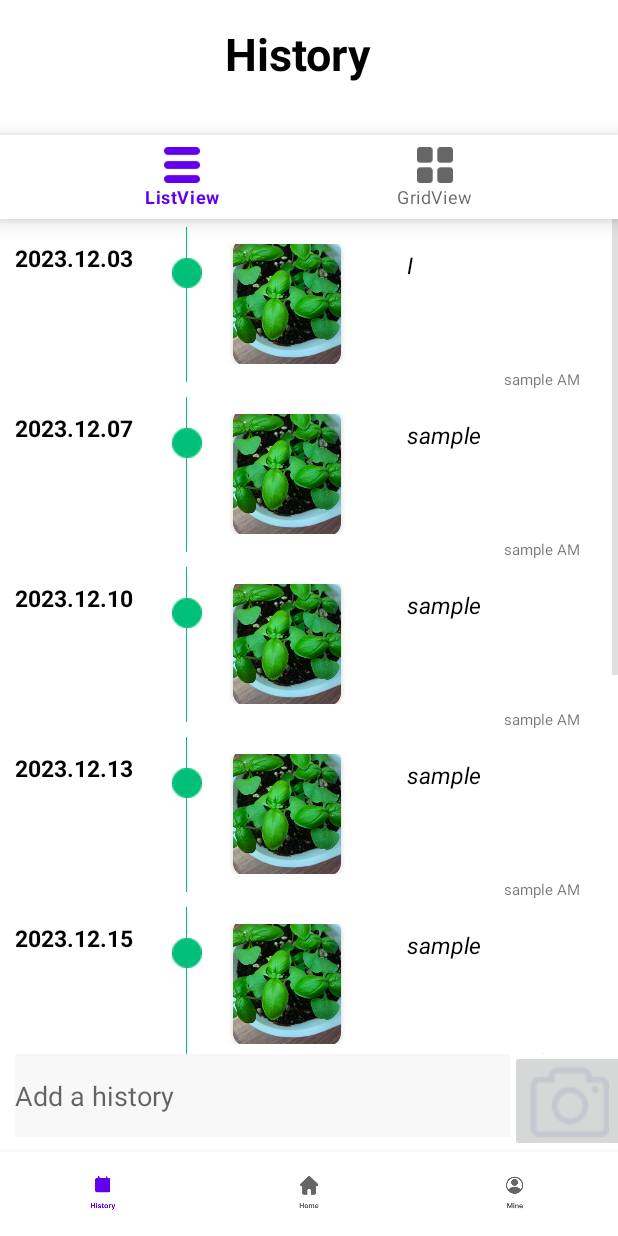
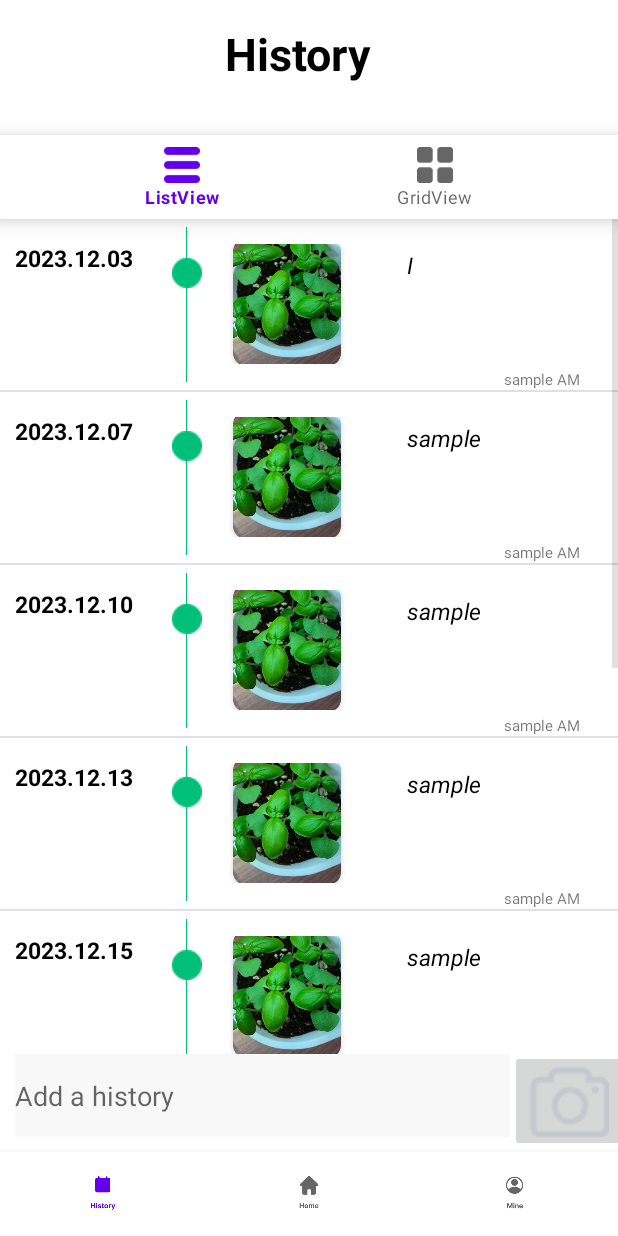
Before and after one commit to dragosh0705/NewMedia, an Android app: the history1 screen opened directly, with no data from a screen before it, on a phone screen of 412 x 824 dp. Run offline under Robolectric (Android 15) with nearby library versions, the phone set to English and light mode, and no system bars.

Commit message:
feat:ListviewNotShowing_doing

```diff
--- a/app/src/main/java/com/example/newmedia/history2.java
+++ b/app/src/main/java/com/example/newmedia/history2.java
@@ -19,8 +19,8 @@ public class history2 extends AppCompatActivity {
         super.onCreate(savedInstanceState);
         setContentView(R.layout.history2);
         gridView = findViewById(R.id.dailygridview);
-        gridview_adapter gridadater = new gridview_adapter(history2.this, dailytext, dailyimg, timetext);
-        gridView.setAdapter(gridadater);
+        gridview_adapter gridadapter = new gridview_adapter(history2.this, dailytext, dailyimg, timetext);
+        gridView.setAdapter(gridadapter);
     }
 
 }
--- a/app/src/main/res/layout/daily_list_layout.xml
+++ b/app/src/main/res/layout/daily_list_layout.xml
@@ -48,6 +48,7 @@
             android:layout_height="wrap_content"
             android:orientation="horizontal"
             app:layout_constraintTop_toTopOf="parent">
+
 
             <ImageView
                 android:id="@+id/listviewimg"
--- a/app/src/main/res/layout/history1.xml
+++ b/app/src/main/res/layout/history1.xml
@@ -4,7 +4,8 @@
     android:layout_width="match_parent"
     android:layout_height="fill_parent"
     xmlns:app="http://schemas.android.com/apk/res-auto"
-    android:orientation="vertical">
+    android:orientation="vertical"
+    tools:context=".history1">
 
 
     <View
@@ -48,10 +49,10 @@
         android:layout_width="match_parent"
         android:layout_height="match_parent"
         app:layout_constrainedHeight="true"
-        android:dividerHeight="0px"
-        android:divider="#FFFFFF"
+        app:layout_constraintBottom_toTopOf="@+id/storyedittext"
+        app:layout_constraintStart_toStartOf="parent"
         app:layout_constraintTop_toBottomOf="@id/topNavigationView"
-        app:layout_constraintBottom_toTopOf="@id/storyedittext"
+        app:layout_constraintEnd_toEndOf="parent"
         />
 
     <EditText
@@ -82,11 +83,17 @@
         android:layout_height="wrap_content"
         android:layout_gravity="start"
         app:labelVisibilityMode="unlabeled"
+        app:layout_constraintBottom_toBottomOf="parent"
         app:layout_constraintStart_toStartOf="parent"
-        app:layout_constraintBottom_toBottomOf="parent"
+        app:layout_constraintEnd_toEndOf="parent"
         app:menu="@menu/bottom_menu"
-        app:itemBackground="@android:color/white"
-        />
+        app:itemBackground="@android:color/white"/>
+
+    <FrameLayout
+        android:id="@+id/container"
+        android:layout_width="match_parent"
+        android:layout_height="match_parent"
+        android:layout_above="@id/bottomNavigationView"/>
 
 
 
--- a/app/src/main/res/menu/bottom_menu.xml
+++ b/app/src/main/res/menu/bottom_menu.xml
@@ -7,9 +7,9 @@
         android:id="@+id/History"
         android:enabled="true"
         android:icon="@drawable/history"
-        tools:layout="@layout/history1"
         app:showAsAction="always"
-        android:title="History" />
+        android:title="History"
+        />
 
     <item
         android:id="@+id/Home"
@@ -17,7 +17,6 @@
         android:icon="@drawable/home"
         app:showAsAction="always"
         android:title="Home"
-        tools:layout="@layout/homepage"
         />
 
     <item
```
